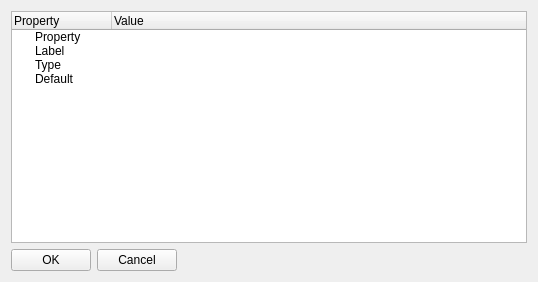
Above: code/nel/tools/3d/object_viewer_qt/src/plugins/material_editor/material_property_editor.ui from ryzom/ryzomcore before the change. Below: the same form after it.
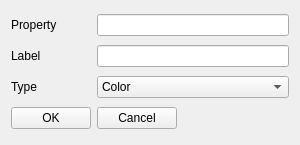
That is the form after the change.

Patch:
```diff
--- a/code/nel/tools/3d/object_viewer_qt/src/plugins/material_editor/material_property_editor.ui
+++ b/code/nel/tools/3d/object_viewer_qt/src/plugins/material_editor/material_property_editor.ui
@@ -9,49 +9,57 @@
    <rect>
     <x>0</x>
     <y>0</y>
-    <width>538</width>
-    <height>282</height>
+    <width>300</width>
+    <height>145</height>
    </rect>
   </property>
   <property name="windowTitle">
    <string>Material property editor</string>
   </property>
   <layout class="QGridLayout" name="gridLayout">
-   <item row="0" column="0" colspan="3">
-    <widget class="QTreeWidget" name="treeWidget">
-     <column>
+   <item row="0" column="0">
+    <widget class="QLabel" name="label">
       <property name="text">
        <string>Property</string>
       </property>
-     </column>
-     <column>
-      <property name="text">
-       <string>Value</string>
-      </property>
-     </column>
-     <item>
-      <property name="text">
-       <string>Property</string>
-      </property>
-     </item>
-     <item>
+    </widget>
+   </item>
+   <item row="0" column="1" colspan="2">
+    <widget class="QLineEdit" name="propertyEdit"/>
+   </item>
+   <item row="1" column="0">
+    <widget class="QLabel" name="label_2">
       <property name="text">
        <string>Label</string>
       </property>
-     </item>
-     <item>
+    </widget>
+   </item>
+   <item row="1" column="1" colspan="2">
+    <widget class="QLineEdit" name="labelEdit"/>
+   </item>
+   <item row="2" column="0">
+    <widget class="QLabel" name="label_3">
       <property name="text">
        <string>Type</string>
       </property>
-     </item>
+    </widget>
+   </item>
+   <item row="2" column="1" colspan="2">
+    <widget class="QComboBox" name="typeCB">
+     <property name="sizePolicy">
+      <sizepolicy hsizetype="Expanding" vsizetype="Fixed">
+       <horstretch>0</horstretch>
+       <verstretch>0</verstretch>
+      </sizepolicy>
+     </property>
      <item>
       <property name="text">
-       <string>Default</string>
+       <string>Color</string>
       </property>
      </item>
     </widget>
    </item>
-   <item row="1" column="0">
+   <item row="3" column="0">
     <widget class="QPushButton" name="okButton">
      <property name="sizePolicy">
       <sizepolicy hsizetype="Fixed" vsizetype="Fixed">
@@ -64,7 +72,7 @@
      </property>
     </widget>
    </item>
-   <item row="1" column="1">
+   <item row="3" column="1">
     <widget class="QPushButton" name="cancelButton">
      <property name="sizePolicy">
       <sizepolicy hsizetype="Fixed" vsizetype="Fixed">
@@ -77,14 +85,14 @@
      </property>
     </widget>
    </item>
-   <item row="1" column="2">
+   <item row="3" column="2">
     <spacer name="horizontalSpacer">
      <property name="orientation">
       <enum>Qt::Horizontal</enum>
      </property>
      <property name="sizeHint" stdset="0">
       <size>
-       <width>355</width>
+       <width>117</width>
        <height>20</height>
       </size>
      </property>
```
Left out of the diff: 35 changed lines with no effect on the pictures. Lines whose indentation alone changed are shown as unchanged.
